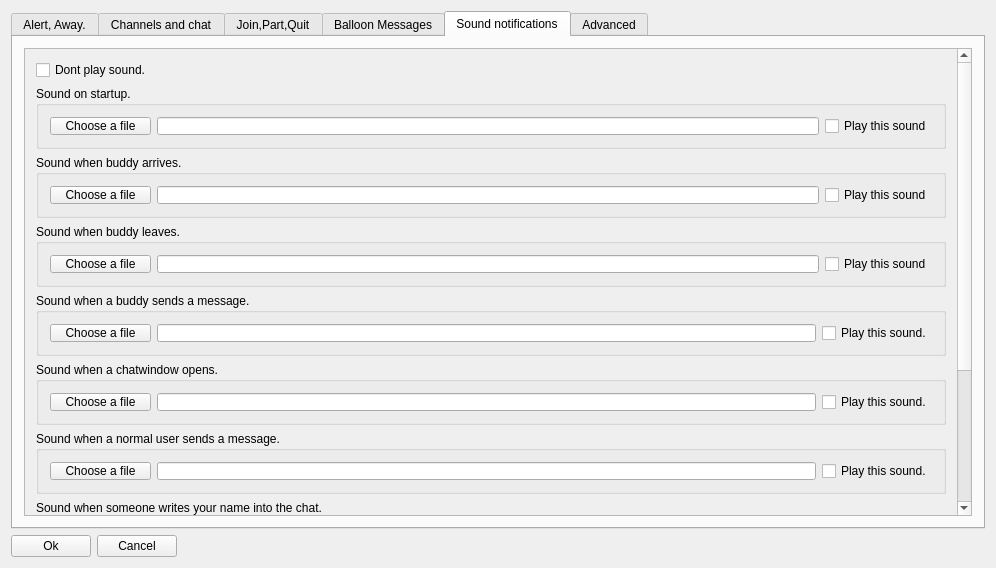
svn2github/twsoldunsupported, file trunk/src/settingswindow.ui: the form before one commit.
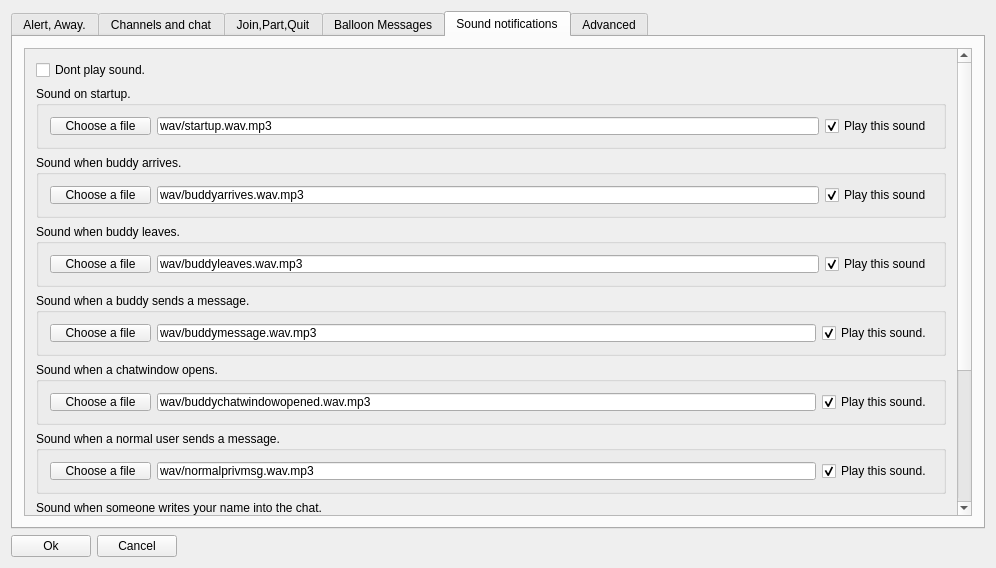
The form after the commit. The open tabs and pages were chosen to show the change.

Diff of the .ui file:
```diff
--- a/trunk/src/settingswindow.ui
+++ b/trunk/src/settingswindow.ui
@@ -517,7 +517,7 @@
              <rect>
               <x>0</x>
               <y>0</y>
-              <width>304</width>
+              <width>933</width>
               <height>660</height>
              </rect>
             </property>
@@ -561,7 +561,7 @@
                     <item>
                      <widget class="QLineEdit" name="lestartup">
                       <property name="text">
-                       <string/>
+                       <string>wav/startup.wav.mp3</string>
                       </property>
                      </widget>
                     </item>
@@ -570,6 +570,9 @@
                       <property name="text">
                        <string>Play this sound</string>
                       </property>
+                      <property name="checked">
+                       <bool>true</bool>
+                      </property>
                      </widget>
                     </item>
                    </layout>
@@ -608,7 +611,7 @@
                     <item>
                      <widget class="QLineEdit" name="lebuddyarrives">
                       <property name="text">
-                       <string/>
+                       <string>wav/buddyarrives.wav.mp3</string>
                       </property>
                      </widget>
                     </item>
@@ -617,6 +620,9 @@
                       <property name="text">
                        <string>Play this sound</string>
                       </property>
+                      <property name="checked">
+                       <bool>true</bool>
+                      </property>
                      </widget>
                     </item>
                    </layout>
@@ -654,7 +660,7 @@
                     <item>
                      <widget class="QLineEdit" name="lebuddyleaves">
                       <property name="text">
-                       <string/>
+                       <string>wav/buddyleaves.wav.mp3</string>
                       </property>
                      </widget>
                     </item>
@@ -663,6 +669,9 @@
                       <property name="text">
                        <string>Play this sound</string>
                       </property>
+                      <property name="checked">
+                       <bool>true</bool>
+                      </property>
                      </widget>
                     </item>
                    </layout>
@@ -700,13 +709,20 @@
                        </widget>
                       </item>
                       <item>
-                       <widget class="QLineEdit" name="lebuddychatmessage"/>
+                       <widget class="QLineEdit" name="lebuddychatmessage">
+                        <property name="text">
+                         <string>wav/buddymessage.wav.mp3</string>
+                        </property>
+                       </widget>
                       </item>
                       <item>
                        <widget class="QCheckBox" name="cbplaybuddychatmessage">
                         <property name="text">
                          <string>Play this sound.</string>
                         </property>
+                        <property name="checked">
+                         <bool>true</bool>
+                        </property>
                        </widget>
                       </item>
                      </layout>
@@ -742,13 +758,20 @@
                        </widget>
                       </item>
                       <item>
-                       <widget class="QLineEdit" name="lebuddychatwindowsopened"/>
+                       <widget class="QLineEdit" name="lebuddychatwindowsopened">
+                        <property name="text">
+                         <string>wav/buddychatwindowopened.wav.mp3</string>
+                        </property>
+                       </widget>
                       </item>
                       <item>
                        <widget class="QCheckBox" name="cbplaybuddychatwindowopened">
                         <property name="text">
                          <string>Play this sound.</string>
                         </property>
+                        <property name="checked">
+                         <bool>true</bool>
+                        </property>
                        </widget>
                       </item>
                      </layout>
@@ -784,13 +807,20 @@
                        </widget>
                       </item>
                       <item>
-                       <widget class="QLineEdit" name="lenormalchatmessage"/>
+                       <widget class="QLineEdit" name="lenormalchatmessage">
+                        <property name="text">
+                         <string>wav/normalprivmsg.wav.mp3</string>
+                        </property>
+                       </widget>
                       </item>
                       <item>
                        <widget class="QCheckBox" name="cbplaynormalchatmessage">
                         <property name="text">
                          <string>Play this sound.</string>
                         </property>
+                        <property name="checked">
+                         <bool>true</bool>
+                        </property>
                        </widget>
                       </item>
                      </layout>
```
Left out of the diff: 83 changed lines with no effect on the pictures.
